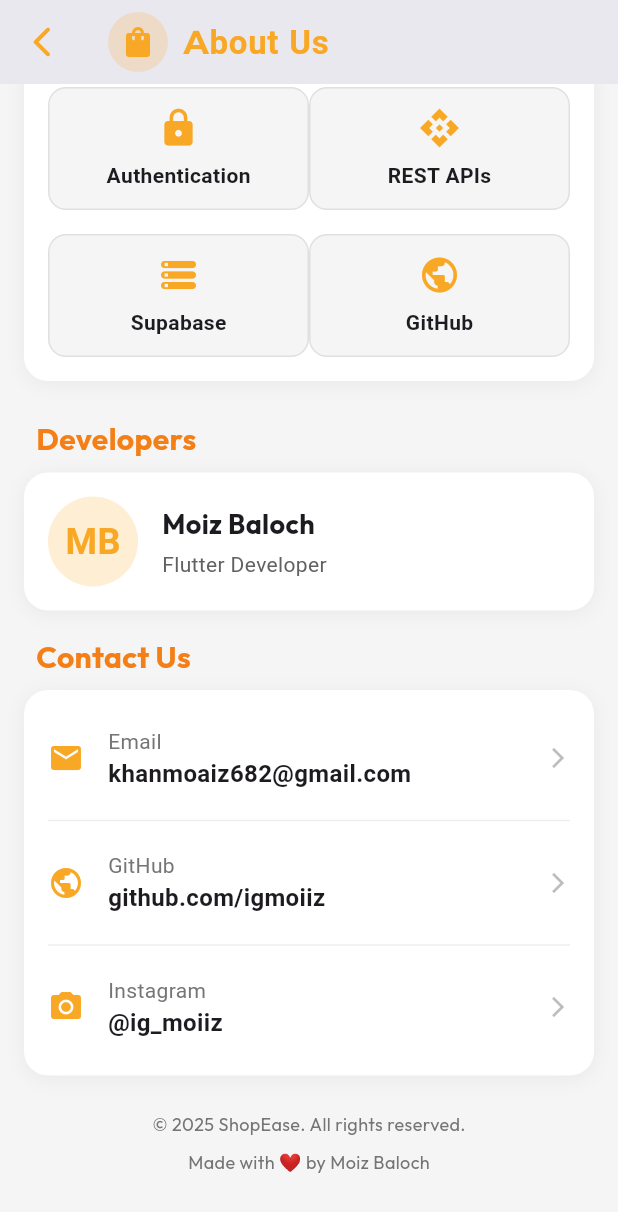
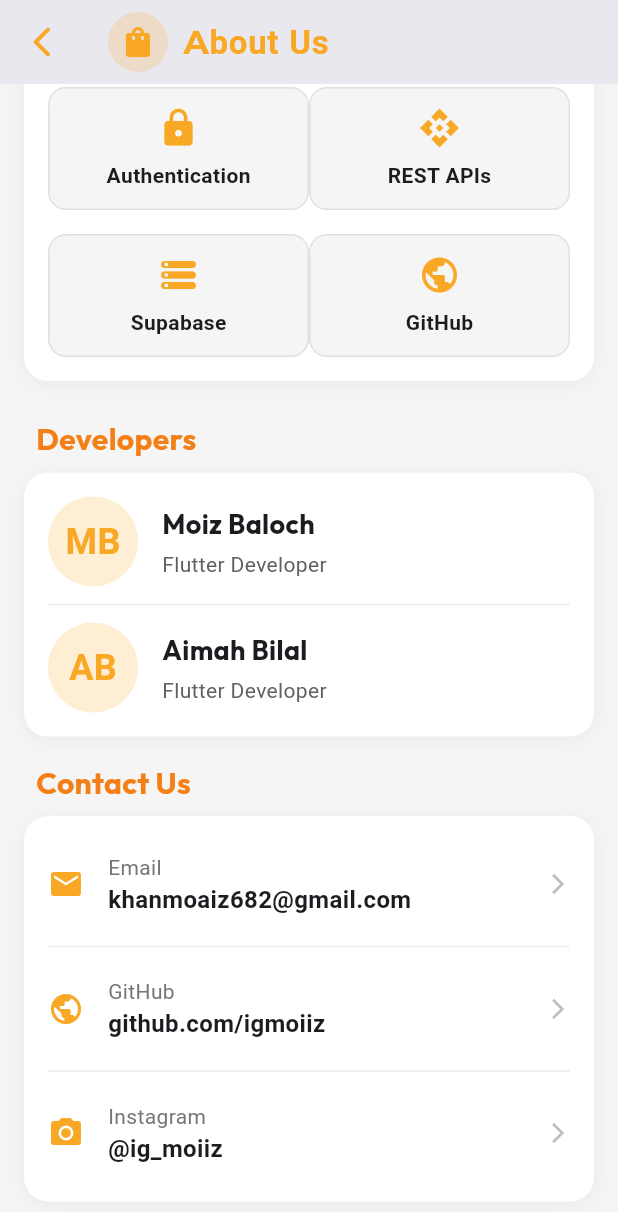
Before and after one commit to igmoiiz/Shop-Ease-Full_Stack, a Flutter app: the AboutPage screen opened directly, scrolled down 1573 dp, on a phone screen of 412 x 824 dp. Shown: the top 1212 px of the screen. Run offline on Flutter 3.47's test engine with Material 3 defaults, Android fonts, the light colour scheme and no system bars; our stand-ins replace carousel_slider, cloud_firestore, firebase_core, flutter_markdown, google_fonts, supabase_flutter; accounts and stored records are empty.

Commit message:
`Refactor Android build.gradle.kts and Flutter UI code`

```diff
--- a/lib/View/Interface/about_page.dart
+++ b/lib/View/Interface/about_page.dart
@@ -340,53 +340,53 @@ class AboutPage extends StatelessWidget {
                           ),
                         ],
                       ),
-                      // _buildDivider(),
-                      // Row(
-                      //   children: [
-                      //     Container(
-                      //       width: 60,
-                      //       height: 60,
-                      //       decoration: BoxDecoration(
-                      //         color: Colors.yellow.shade800.withOpacity(0.2),
-                      //         shape: BoxShape.circle,
-                      //       ),
-                      //       child: Center(
-                      //         child: Text(
-                      //           "AB",
-                      //           style: TextStyle(
-                      //             fontSize: 24,
-                      //             fontWeight: FontWeight.bold,
-                      //             color: Colors.yellow.shade800,
-                      //           ),
-                      //         ),
-                      //       ),
-                      //     ),
-                      //     const SizedBox(width: 16),
-                      //     Expanded(
-                      //       child: Column(
-                      //         crossAxisAlignment: CrossAxisAlignment.start,
-                      //         children: [
-                      //           Text(
-                      //             "Aima Bilal",
-                      //             style: TextStyle(
-                      //               fontSize: 18,
-                      //               fontWeight: FontWeight.bold,
-                      //               fontFamily: GoogleFonts.outfit().fontFamily,
-                      //             ),
-                      //           ),
-                      //           const SizedBox(height: 4),
-                      //           Text(
-                      //             "Flutter Developer",
-                      //             style: TextStyle(
-                      //               fontSize: 14,
-                      //               color: Colors.grey.shade700,
-                      //             ),
-                      //           ),
-                      //         ],
-                      //       ),
-                      //     ),
-                      //   ],
-                      // ),
+                      _buildDivider(),
+                      Row(
+                        children: [
+                          Container(
+                            width: 60,
+                            height: 60,
+                            decoration: BoxDecoration(
+                              color: Colors.yellow.shade800.withOpacity(0.2),
+                              shape: BoxShape.circle,
+                            ),
+                            child: Center(
+                              child: Text(
+                                "AB",
+                                style: TextStyle(
+                                  fontSize: 24,
+                                  fontWeight: FontWeight.bold,
+                                  color: Colors.yellow.shade800,
+                                ),
+                              ),
+                            ),
+                          ),
+                          const SizedBox(width: 16),
+                          Expanded(
+                            child: Column(
+                              crossAxisAlignment: CrossAxisAlignment.start,
+                              children: [
+                                Text(
+                                  "Aimah Bilal",
+                                  style: TextStyle(
+                                    fontSize: 18,
+                                    fontWeight: FontWeight.bold,
+                                    fontFamily: GoogleFonts.outfit().fontFamily,
+                                  ),
+                                ),
+                                const SizedBox(height: 4),
+                                Text(
+                                  "Flutter Developer",
+                                  style: TextStyle(
+                                    fontSize: 14,
+                                    color: Colors.grey.shade700,
+                                  ),
+                                ),
+                              ],
+                            ),
+                          ),
+                        ],
+                      ),
                     ],
                   ),
                 ),
```
Also changed, not shown: 1 other file.
